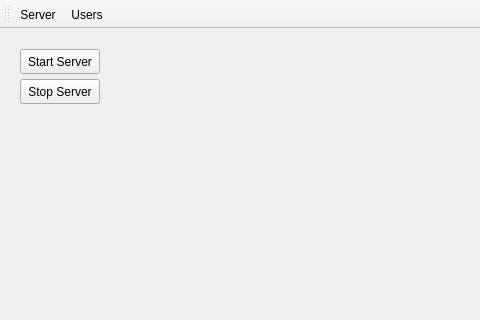
The window that CogWheelManager/cogwheelmanagermain.ui (clockworkengineer/CogWheel) describes before a commit, drawn with Qt 5; both pictures show x 0 to 480 and y 0 to 320 of the 766 by 602 pixel window.
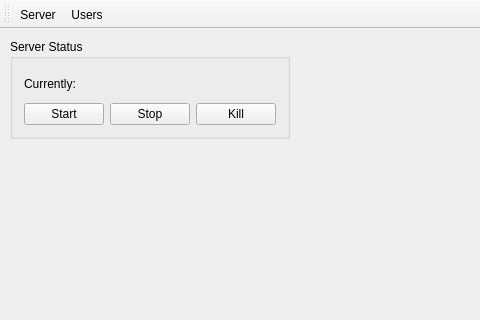
The same window after the commit.

Patch:
```diff
--- a/CogWheelManager/cogwheelmanagermain.ui
+++ b/CogWheelManager/cogwheelmanagermain.ui
@@ -14,31 +14,55 @@
    <string>CogWheel Server Manager</string>
   </property>
   <widget class="QWidget" name="centralWidget">
-   <widget class="QPushButton" name="pushButton">
+   <widget class="QGroupBox" name="groupBox">
     <property name="geometry">
      <rect>
-      <x>20</x>
-      <y>20</y>
-      <width>80</width>
-      <height>25</height>
+      <x>10</x>
+      <y>10</y>
+      <width>280</width>
+      <height>100</height>
      </rect>
     </property>
-    <property name="text">
-     <string>Start Server</string>
+    <property name="title">
+     <string>Server Status</string>
     </property>
-   </widget>
-   <widget class="QPushButton" name="pushButton_2">
-    <property name="geometry">
-     <rect>
-      <x>20</x>
-      <y>50</y>
-      <width>80</width>
-      <height>25</height>
-     </rect>
-    </property>
-    <property name="text">
-     <string>Stop Server</string>
-    </property>
+    <layout class="QGridLayout" name="gridLayout">
+     <item row="1" column="3">
+      <widget class="QPushButton" name="launchKillButton">
+       <property name="text">
+        <string>Kill</string>
+       </property>
+      </widget>
+     </item>
+     <item row="0" column="0">
+      <widget class="QLabel" name="label">
+       <property name="text">
+        <string>Currently:</string>
+       </property>
+      </widget>
+     </item>
+     <item row="1" column="0" colspan="2">
+      <widget class="QPushButton" name="startButton">
+       <property name="text">
+        <string>Start</string>
+       </property>
+      </widget>
+     </item>
+     <item row="1" column="2">
+      <widget class="QPushButton" name="stopButton">
+       <property name="text">
+        <string>Stop</string>
+       </property>
+      </widget>
+     </item>
+     <item row="0" column="1" colspan="3">
+      <widget class="QLabel" name="serverStatus">
+       <property name="text">
+        <string/>
+       </property>
+      </widget>
+     </item>
+    </layout>
    </widget>
   </widget>
   <widget class="QToolBar" name="mainToolBar">
```
